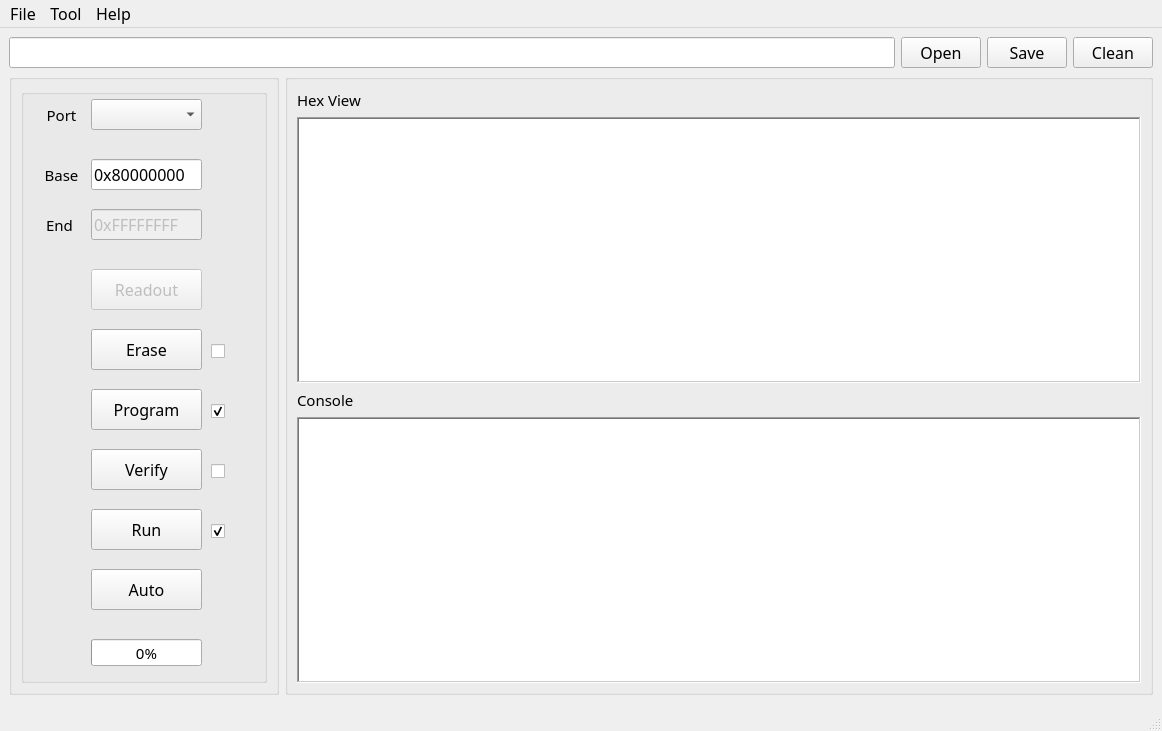
First picture: the form in RvFlash/mainwindow.ui, repository angryflyer/QtRvFlash, before the edit.
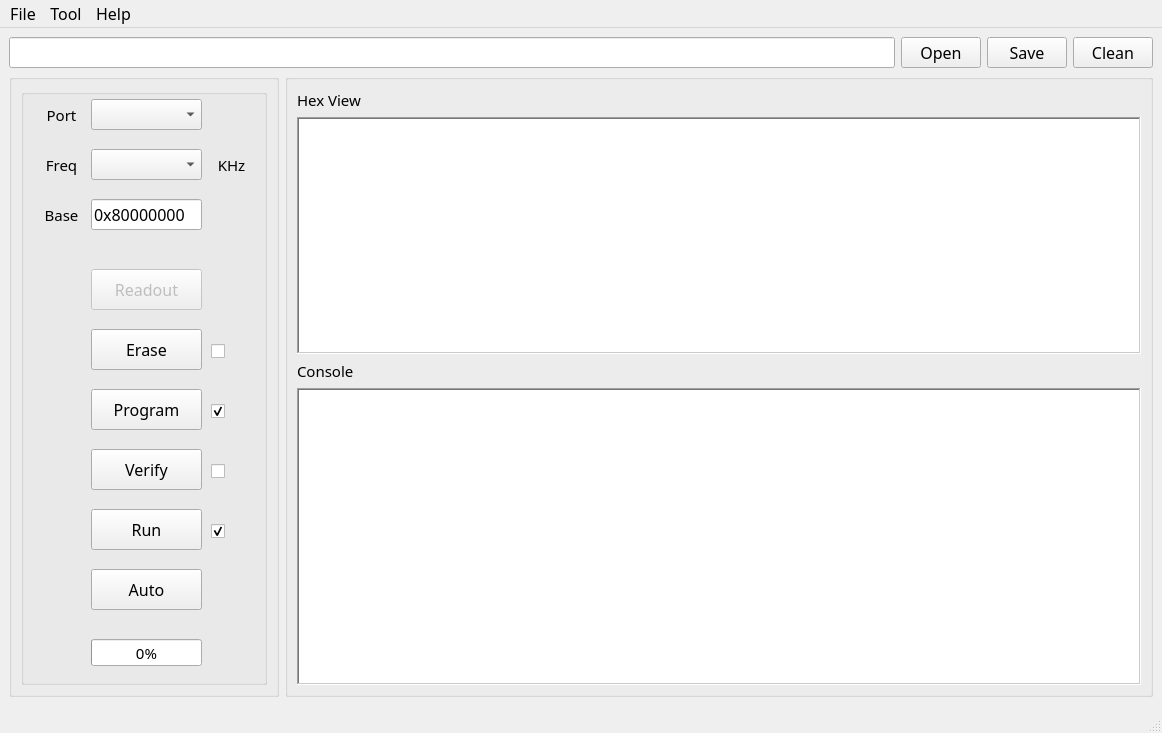
Second picture: the form after the edit. Icons and pictures are not drawn. Custom widgets are drawn as their Qt base class.

Commit message: add freq combobox, freq up to 8MHz

```diff
--- a/RvFlash/mainwindow.ui
+++ b/RvFlash/mainwindow.ui
@@ -7,7 +7,7 @@
     <x>0</x>
     <y>0</y>
     <width>1162</width>
-    <height>699</height>
+    <height>733</height>
    </rect>
   </property>
   <property name="font">
@@ -126,7 +126,7 @@
             <property name="geometry">
              <rect>
               <x>70</x>
-              <y>70</y>
+              <y>110</y>
               <width>111</width>
               <height>31</height>
              </rect>
@@ -150,40 +150,6 @@
              <bool>true</bool>
             </property>
            </widget>
-           <widget class="QLineEdit" name="lineEditLength">
-            <property name="enabled">
-             <bool>false</bool>
-            </property>
-            <property name="geometry">
-             <rect>
-              <x>70</x>
-              <y>120</y>
-              <width>111</width>
-              <height>31</height>
-             </rect>
-            </property>
-            <property name="font">
-             <font>
-              <family>宋体</family>
-              <pointsize>12</pointsize>
-             </font>
-            </property>
-            <property name="text">
-             <string>0xFFFFFFFF</string>
-            </property>
-            <property name="frame">
-             <bool>true</bool>
-            </property>
-            <property name="dragEnabled">
-             <bool>false</bool>
-            </property>
-            <property name="readOnly">
-             <bool>true</bool>
-            </property>
-            <property name="clearButtonEnabled">
-             <bool>false</bool>
-            </property>
-           </widget>
            <widget class="QPushButton" name="pushButtonRead">
             <property name="enabled">
              <bool>false</bool>
@@ -463,7 +429,7 @@
             <property name="geometry">
              <rect>
               <x>20</x>
-              <y>70</y>
+              <y>110</y>
               <width>41</width>
               <height>31</height>
              </rect>
@@ -491,7 +457,7 @@
             <property name="geometry">
              <rect>
               <x>20</x>
-              <y>120</y>
+              <y>60</y>
               <width>41</width>
               <height>31</height>
              </rect>
@@ -506,7 +472,45 @@
              <enum>Qt::LeftToRight</enum>
             </property>
             <property name="text">
-             <string>End </string>
+             <string>Freq</string>
+            </property>
+            <property name="alignment">
+             <set>Qt::AlignCenter</set>
+            </property>
+           </widget>
+           <widget class="QComboBox" name="comboBoxFreq">
+            <property name="geometry">
+             <rect>
+              <x>70</x>
+              <y>60</y>
+              <width>111</width>
+              <height>31</height>
+             </rect>
+            </property>
+           </widget>
+           <widget class="QLabel" name="labelEnd_2">
+            <property name="enabled">
+             <bool>true</bool>
+            </property>
+            <property name="geometry">
+             <rect>
+              <x>190</x>
+              <y>60</y>
+              <width>41</width>
+              <height>31</height>
+             </rect>
+            </property>
+            <property name="font">
+             <font>
+              <family>宋体</family>
+              <pointsize>11</pointsize>
+             </font>
+            </property>
+            <property name="layoutDirection">
+             <enum>Qt::LeftToRight</enum>
+            </property>
+            <property name="text">
+             <string>KHz</string>
             </property>
             <property name="alignment">
              <set>Qt::AlignCenter</set>
@@ -528,8 +532,8 @@
         <property name="alignment">
          <set>Qt::AlignLeading|Qt::AlignLeft|Qt::AlignVCenter</set>
         </property>
-        <layout class="QGridLayout" name="gridLayout_2">
-         <item row="0" column="0">
+        <layout class="QVBoxLayout" name="verticalLayout" stretch="0,8,0,10">
+         <item>
           <widget class="QLabel" name="dataConsoleLable">
            <property name="font">
             <font>
@@ -545,7 +549,7 @@
            </property>
           </widget>
          </item>
-         <item row="1" column="0">
+         <item>
           <widget class="QTextEdit" name="textEdit">
            <property name="font">
             <font>
@@ -573,7 +577,7 @@
            </property>
           </widget>
          </item>
-         <item row="2" column="0">
+         <item>
           <widget class="QLabel" name="cmdConsoleLable">
            <property name="font">
             <font>
@@ -588,7 +592,7 @@
            </property>
           </widget>
          </item>
-         <item row="3" column="0">
+         <item>
           <widget class="Console" name="console">
            <property name="font">
             <font>
```
Left out of the diff: 2 changed lines with no effect on the pictures. The commit also changes 9 other files.
